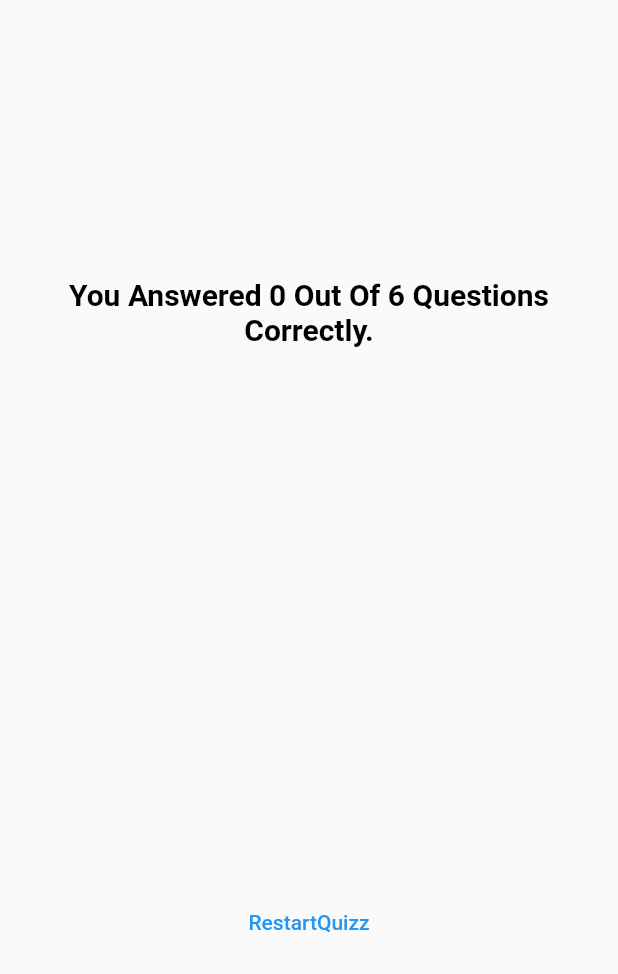
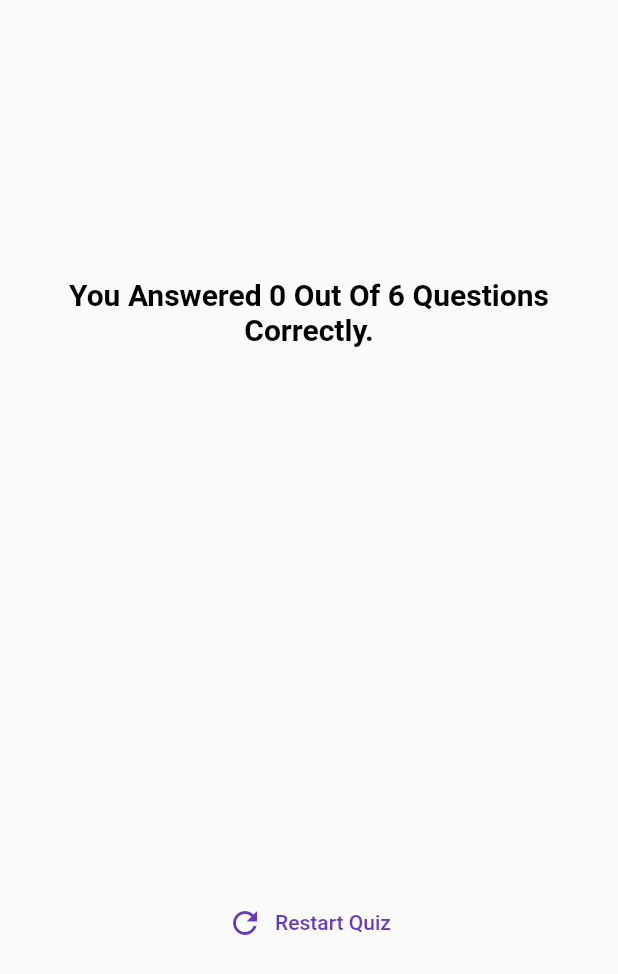
Before and after one commit to sharshv2012/quizzyy, a Flutter app: the ResultsScreen widget shown alone on an empty page, opened directly with empty values, on a phone screen of 412 x 824 dp. Shown: the top 974 px of the screen. Run offline on Flutter 3.47's test engine with Material 2 defaults, Android fonts, the light colour scheme and no system bars; our stand-ins replace google_fonts.

Commit message:
Added referesh icon in Restart quiz button.

```diff
--- a/lib/questions_screen.dart
+++ b/lib/questions_screen.dart
@@ -1,3 +1,5 @@
+
+
 import 'package:flutter/material.dart';
 import 'package:quizzyy/answer_button.dart';
 import 'package:quizzyy/data/questions.dart';
--- a/lib/results_screen.dart
+++ b/lib/results_screen.dart
@@ -57,8 +57,15 @@ class ResultsScreen extends StatelessWidget {
             const SizedBox(
               height: 30,
             ),
-            TextButton(onPressed: onRestart
-              , child: const Text("RestartQuizz"))
+            TextButton.icon(
+              onPressed: onRestart,
+              style: TextButton.styleFrom(
+                foregroundColor: Colors.deepPurple
+              ),
+              icon: const Icon(Icons.refresh),
+              label: const Text('Restart Quiz')
+
+              ,)
           ],
         ),
       ),
```
